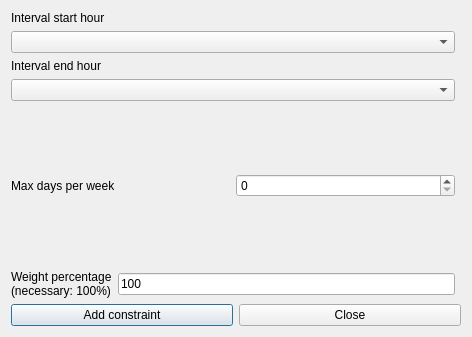
The window that fet/src/interface/addconstraintstudentsafternoonintervalmaxdaysperweekform_template.ui (vonmecheln/fet) describes before a commit, drawn with Qt 5.
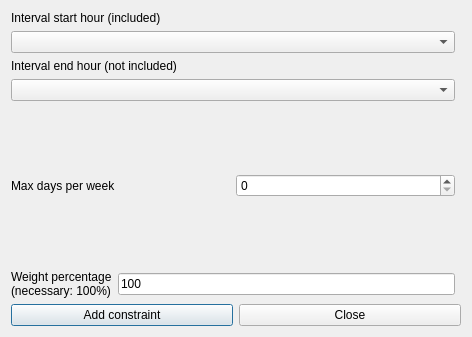
The same window after the commit.

```diff
--- a/fet/src/interface/addconstraintstudentsafternoonintervalmaxdaysperweekform_template.ui
+++ b/fet/src/interface/addconstraintstudentsafternoonintervalmaxdaysperweekform_template.ui
@@ -126,7 +126,7 @@
         <enum>QFrame::Plain</enum>
        </property>
        <property name="text">
-        <string>Interval end hour</string>
+        <string extracomment="This field refers to a constraint operating on a given hourly interval. The selected start hour of the interval is included (is counted) in the constraint, while the selected end hour of the interval is not included (is not counted) in the constraint.">Interval end hour (not included)</string>
        </property>
        <property name="wordWrap">
         <bool>false</bool>
@@ -159,7 +159,7 @@
         <enum>QFrame::Plain</enum>
        </property>
        <property name="text">
-        <string>Interval start hour</string>
+        <string extracomment="This field refers to a constraint operating on a given hourly interval. The selected start hour of the interval is included (is counted) in the constraint, while the selected end hour of the interval is not included (is not counted) in the constraint.">Interval start hour (included)</string>
        </property>
        <property name="wordWrap">
         <bool>false</bool>
```
